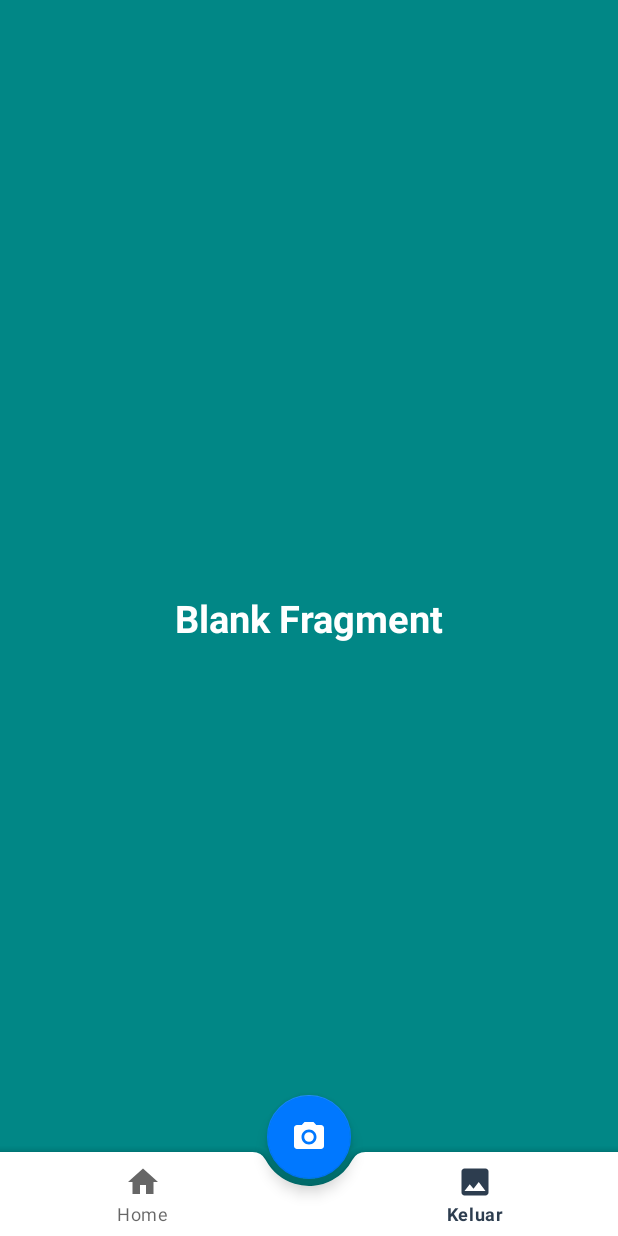
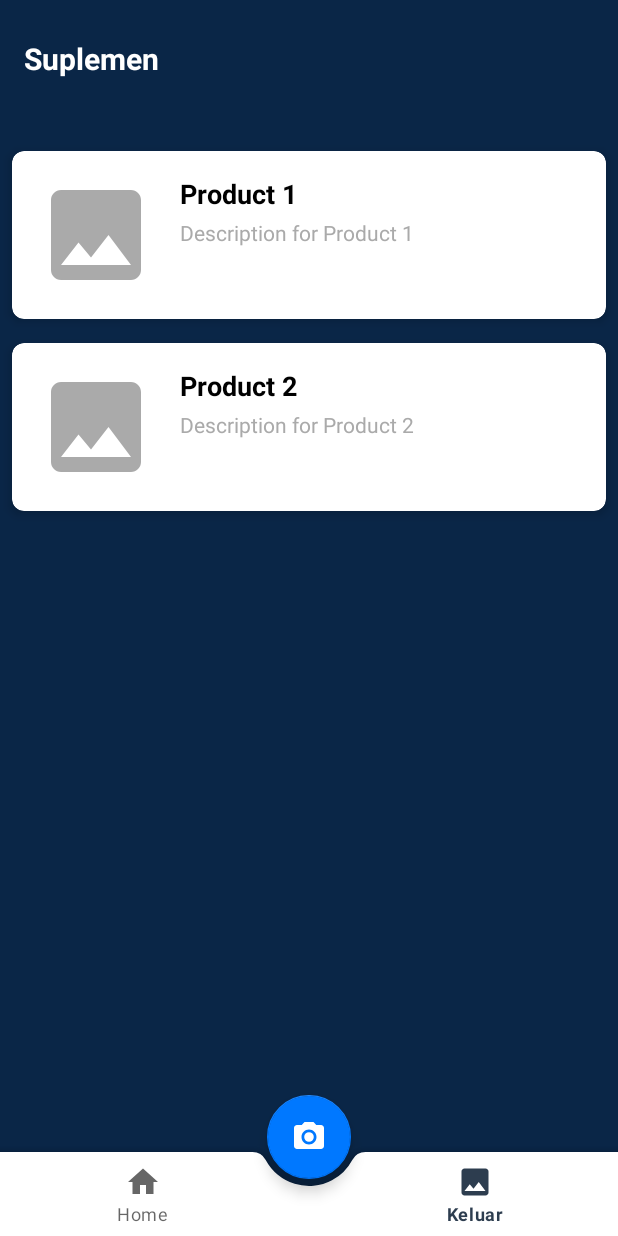
Before and after one commit to dedefaizzz/Apps-capstone-gymvision, an Android app: the MainActivity screen opened directly, with no data from a screen before it, item 3 of the bottom bar chosen, on a phone screen of 412 x 824 dp. Run offline under Robolectric (Android 15) with nearby library versions, the light colour scheme and no system bars; libraries missing offline, so code that uses them is left out: com.denzcoskun.imageslider; pictures from the network do not load; 8 statements that could not run were skipped.

Commit message:
update recycleview product

```diff
--- a/MD/Gymvision/app/build.gradle.kts
+++ b/MD/Gymvision/app/build.gradle.kts
@@ -110,4 +110,8 @@ dependencies {
     implementation ("com.github.denzcoskun:ImageSlideshow:0.1.0")
     implementation ("androidx.cardview:cardview:1.0.0")
 
+    implementation ("de.hdodenhof:circleimageview:3.1.0")
+    implementation ("androidx.recyclerview:recyclerview:1.2.1")
+
+
 }
--- /dev/null
+++ b/MD/Gymvision/app/src/main/java/com/dicoding/gymvision/adapter/ProductAdapter.kt
@@ -0,0 +1,50 @@
+package com.dicoding.gymvision.adapter
+
+import android.content.Intent
+import android.view.LayoutInflater
+import android.view.View
+import android.view.ViewGroup
+import android.widget.ImageView
+import android.widget.TextView
+import androidx.recyclerview.widget.RecyclerView
+import com.bumptech.glide.Glide
+import com.dicoding.gymvision.R
+import com.dicoding.gymvision.data.model.Product
+import com.dicoding.gymvision.view.activity.DetailSuplemenActivity
+
+class ProductAdapter(private val productList: List<Product>) : RecyclerView.Adapter<ProductAdapter.ProductViewHolder>() {
+
+    inner class ProductViewHolder(itemView: View) : RecyclerView.ViewHolder(itemView) {
+        val productName: TextView = itemView.findViewById(R.id.tvProductName)
+        val productDescription: TextView = itemView.findViewById(R.id.tvProductDescription)
+        val productImage: ImageView = itemView.findViewById(R.id.imageViewProduct)
+    }
+
+    override fun onCreateViewHolder(parent: ViewGroup, viewType: Int): ProductViewHolder {
+        val view = LayoutInflater.from(parent.context).inflate(R.layout.list_suplemen, parent, false)
+        return ProductViewHolder(view)
+    }
+
+    override fun onBindViewHolder(holder: ProductViewHolder, position: Int) {
+        val product = productList[position]
+        holder.productName.text = product.name
+        holder.productDescription.text = product.description
+        Glide.with(holder.itemView.context)
+            .load(product.imageUrl)
+            .placeholder(R.drawable.ic_place_holder) // Placeholder image
+            .into(holder.productImage)
+
+        holder.itemView.setOnClickListener {
+            // Menampilkan detail produk
+            val context = holder.itemView.context
+            val intent = Intent(context, DetailSuplemenActivity::class.java).apply {
+                putExtra("name", product.name)
+                putExtra("description", product.description)
+                putExtra("imageUrl", product.imageUrl)
+            }
+            context.startActivity(intent)
+        }
+    }
+
+    override fun getItemCount() = productList.size
+}
--- /dev/null
+++ b/MD/Gymvision/app/src/main/java/com/dicoding/gymvision/data/model/Product.kt
@@ -0,0 +1,7 @@
+package com.dicoding.gymvision.data.model
+
+data class Product(
+    val name: String,
+    val description: String,
+    val imageUrl: String
+)
--- a/MD/Gymvision/app/src/main/java/com/dicoding/gymvision/view/activity/MainActivity.kt
+++ b/MD/Gymvision/app/src/main/java/com/dicoding/gymvision/view/activity/MainActivity.kt
@@ -9,7 +9,7 @@ import androidx.appcompat.app.AppCompatActivity
 import androidx.fragment.app.Fragment
 import com.dicoding.gymvision.R
 import com.dicoding.gymvision.databinding.ActivityMainBinding
-import com.dicoding.gymvision.view.fragment.BlankFragment
+import com.dicoding.gymvision.view.fragment.SuplemenFragment
 import com.dicoding.gymvision.view.fragment.HomeFragment
 import com.dicoding.gymvision.view.viewmodel.MainViewModel
 import com.dicoding.gymvision.view.viewmodel.ViewModelFactory
@@ -45,7 +45,7 @@ class MainActivity : AppCompatActivity() {
         navView.setOnItemSelectedListener { item ->
             when (item.itemId) {
                 R.id.home -> replaceFragment(HomeFragment())
-                R.id.blank -> replaceFragment(BlankFragment())
+                R.id.blank -> replaceFragment(SuplemenFragment())
             }
             true
         }
--- a/MD/Gymvision/app/src/main/java/com/dicoding/gymvision/view/fragment/BlankFragment.kt
+++ /dev/null
@@ -1,19 +0,0 @@
-package com.dicoding.gymvision.view.fragment
-
-import android.os.Bundle
-import androidx.fragment.app.Fragment
-import android.view.LayoutInflater
-import android.view.View
-import android.view.ViewGroup
-import com.dicoding.gymvision.R
-
-class BlankFragment : Fragment() {
-
-    override fun onCreateView(
-        inflater: LayoutInflater, container: ViewGroup?,
-        savedInstanceState: Bundle?
-    ): View? {
-        // Inflate the layout for this fragment
-        return inflater.inflate(R.layout.fragment_blank, container, false)
-    }
-}
--- /dev/null
+++ b/MD/Gymvision/app/src/main/java/com/dicoding/gymvision/view/fragment/SuplemenFragment.kt
@@ -0,0 +1,39 @@
+package com.dicoding.gymvision.view.fragment
+
+import android.os.Bundle
+import androidx.fragment.app.Fragment
+import android.view.LayoutInflater
+import android.view.View
+import android.view.ViewGroup
+import androidx.recyclerview.widget.LinearLayoutManager
+import androidx.recyclerview.widget.RecyclerView
+import com.dicoding.gymvision.R
+import com.dicoding.gymvision.adapter.ProductAdapter
+import com.dicoding.gymvision.data.model.Product
+
+class SuplemenFragment : Fragment() {
+
+    override fun onCreateView(
+        inflater: LayoutInflater, container: ViewGroup?,
+        savedInstanceState: Bundle?
+    ): View? {
+        // Inflate the layout for this fragment
+        return inflater.inflate(R.layout.fragment_suplemen, container, false)
+    }
+
+    override fun onViewCreated(view: View, savedInstanceState: Bundle?) {
+        super.onViewCreated(view, savedInstanceState)
+
+        val recyclerView: RecyclerView = view.findViewById(R.id.rv_suplemen)
+
+        val productList = listOf(
+            Product(name = "Product 1", description = "Description for Product 1", imageUrl = "https://example.com/image1.jpg"),
+            Product(name = "Product 2", description = "Description for Product 2", imageUrl = "https://example.com/image2.jpg"),
+            // Tambahkan produk lainnya
+        )
+
+        val adapter = ProductAdapter(productList)
+        recyclerView.layoutManager = LinearLayoutManager(requireContext())
+        recyclerView.adapter = adapter
+    }
+}
--- a/MD/Gymvision/app/src/main/res/layout/fragment_blank.xml
+++ /dev/null
@@ -1,18 +0,0 @@
-<?xml version="1.0" encoding="utf-8"?>
-<LinearLayout xmlns:android="http://schemas.android.com/apk/res/android"
-    xmlns:tools="http://schemas.android.com/tools"
-    android:layout_width="match_parent"
-    android:layout_height="match_parent"
-    android:background="@color/teal_700"
-    android:gravity="center"
-    tools:context=".view.fragment.BlankFragment">
-
-    <TextView
-        android:layout_width="wrap_content"
-        android:layout_height="wrap_content"
-        android:text="Blank Fragment"
-        android:textSize="25dp"
-        android:textStyle="bold"
-        android:textColor="@color/white"/>
-
-</LinearLayout>
--- /dev/null
+++ b/MD/Gymvision/app/src/main/res/layout/fragment_suplemen.xml
@@ -0,0 +1,43 @@
+<?xml version="1.0" encoding="utf-8"?>
+<androidx.constraintlayout.widget.ConstraintLayout xmlns:android="http://schemas.android.com/apk/res/android"
+    xmlns:app="http://schemas.android.com/apk/res-auto"
+    xmlns:tools="http://schemas.android.com/tools"
+    android:layout_width="match_parent"
+    android:layout_height="match_parent"
+    android:background="@color/blue_background"
+    android:gravity="center"
+    tools:context=".view.fragment.SuplemenFragment">
+
+    <TextView
+        android:id="@+id/textView"
+        android:layout_width="wrap_content"
+        android:layout_height="wrap_content"
+        android:layout_marginStart="16dp"
+        android:layout_marginTop="25dp"
+        android:layout_marginBottom="40dp"
+        android:text="Suplemen"
+        android:textColor="@color/white"
+        android:textSize="20dp"
+        android:textStyle="bold"
+        app:layout_constraintBottom_toTopOf="@+id/frameLayout"
+        app:layout_constraintStart_toStartOf="parent"
+        app:layout_constraintTop_toTopOf="parent" />
+
+    <FrameLayout
+        android:id="@+id/frameLayout"
+        android:layout_width="0dp"
+        android:layout_height="0dp"
+        android:layout_marginBottom="39dp"
+        app:layout_constraintBottom_toBottomOf="parent"
+        app:layout_constraintEnd_toEndOf="parent"
+        app:layout_constraintStart_toStartOf="parent"
+        app:layout_constraintTop_toBottomOf="@+id/textView">
+
+        <androidx.recyclerview.widget.RecyclerView
+            android:id="@+id/rv_suplemen"
+            android:layout_width="match_parent"
+            android:layout_height="match_parent"
+            tools:listitem="@layout/list_suplemen" />
+    </FrameLayout>
+
+</androidx.constraintlayout.widget.ConstraintLayout>
--- /dev/null
+++ b/MD/Gymvision/app/src/main/res/layout/list_suplemen.xml
@@ -0,0 +1,51 @@
+<?xml version="1.0" encoding="utf-8"?>
+<androidx.cardview.widget.CardView xmlns:android="http://schemas.android.com/apk/res/android"
+    xmlns:card_view="http://schemas.android.com/apk/res-auto"
+    android:layout_width="match_parent"
+    android:layout_height="wrap_content"
+    android:layout_margin="8dp"
+    card_view:cardCornerRadius="8dp"
+    card_view:cardElevation="4dp">
+
+    <LinearLayout
+        android:layout_width="match_parent"
+        android:layout_height="wrap_content"
+        android:orientation="horizontal"
+        android:padding="16dp">
+
+        <ImageView
+            android:id="@+id/imageViewProduct"
+            android:layout_width="80dp"
+            android:layout_height="80dp"
+            android:scaleType="centerCrop"
+            android:src="@drawable/ic_place_holder"
+            android:contentDescription="@string/product_image"
+            android:layout_marginEnd="16dp"/>
+
+        <LinearLayout
+            android:layout_width="0dp"
+            android:layout_height="wrap_content"
+            android:layout_weight="1"
+            android:orientation="vertical">
+
+            <TextView
+                android:id="@+id/tvProductName"
+                android:layout_width="wrap_content"
+                android:layout_height="wrap_content"
+                android:textSize="18sp"
+                android:textStyle="bold"
+                android:text="Produk"
+                android:textColor="@android:color/black"/>
+
+            <TextView
+                android:id="@+id/tvProductDescription"
+                android:layout_width="wrap_content"
+                android:layout_height="wrap_content"
+                android:textSize="14sp"
+                android:text="Deskripsi"
+                android:textColor="@android:color/darker_gray"
+                android:layout_marginTop="4dp"/>
+        </LinearLayout>
+    </LinearLayout>
+
+</androidx.cardview.widget.CardView>
--- a/MD/Gymvision/app/src/main/res/values/strings.xml
+++ b/MD/Gymvision/app/src/main/res/values/strings.xml
@@ -37,4 +37,8 @@
     <string name="please_select_an_image_from_gallery">Please select an image from gallery</string>
     <string name="value_result">[value result]</string>
     <string name="result">Hasil Analisis</string>
+
+    <string name="nama_suplement">Suplement</string>
+    <string name="desc_suplement">Desckripsi</string>
+    <string name="product_image">Produk deskripsi</string>
 </resources>
```
Also changed, not shown: MD/Gymvision/app/src/main/AndroidManifest.xml (+8 -3 lines), MD/Gymvision/app/src/main/java/com/dicoding/gymvision/view/activity/DetailSuplemenActivity.kt (added, +30 -0 lines), MD/Gymvision/app/src/main/res/layout/activity_detail_suplemen.xml (added, +42 -0 lines).
